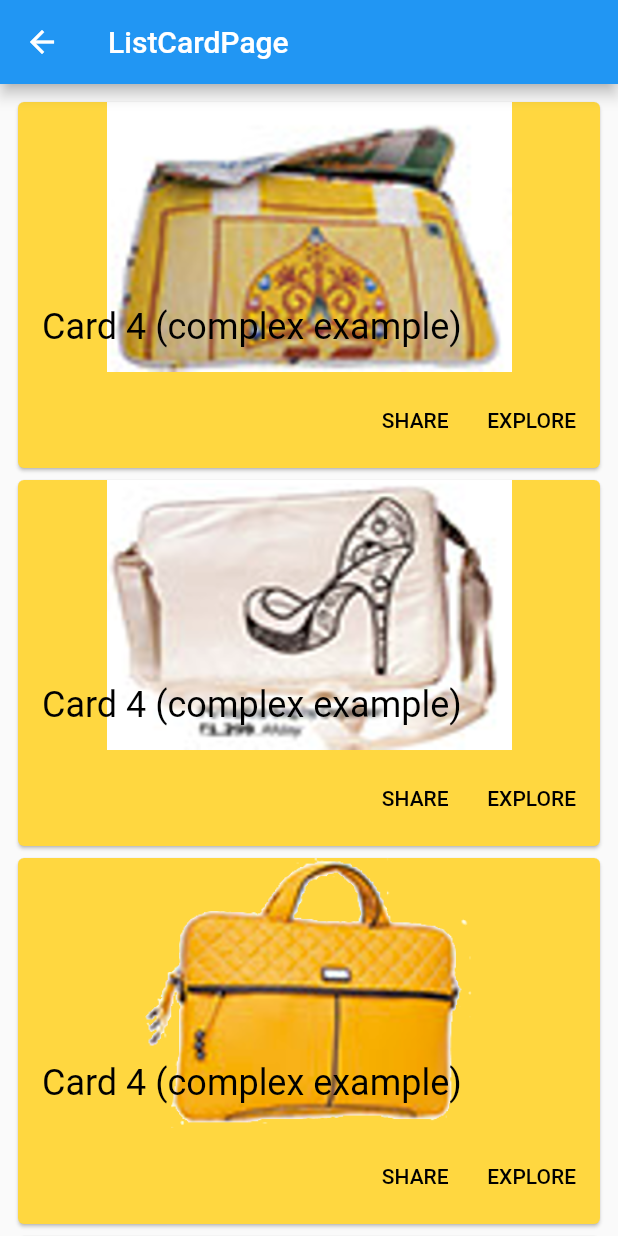
After one commit to drmilde/flutter_app1, a Flutter app: the ListCardPage screen opened directly, on a phone screen of 412 x 824 dp. The commit adds this screen. Run offline on Flutter 3.47's test engine with Material 2 defaults, Android fonts, the phone set to English and light mode, and no system bars; our stand-ins replace contacts_service, permission_handler; generated files the repository leaves out were written again.

Commit message:
ListCardPage und assets

```diff
--- /dev/null
+++ b/lib/pages/ListCardPage.dart
@@ -0,0 +1,165 @@
+import 'package:flutter/material.dart';
+
+class ListCardPage extends StatefulWidget {
+  const ListCardPage({Key key}) : super(key: key);
+
+  @override
+  _ListCardPageState createState() => _ListCardPageState();
+}
+
+class _ListCardPageState extends State<ListCardPage> {
+  @override
+  Widget build(BuildContext context) {
+    return Scaffold(
+      appBar: AppBar(
+        title: Text("ListCardPage"),
+      ),
+      body: ListView(
+        padding: EdgeInsets.all(8.0),
+        children: <Widget>[
+          /*
+          simpleCard(),
+          simpleCard(),
+          simpleCard(),
+          simpleCard(),
+          inkwellCard(),
+          */
+          complexCard(
+            context,
+            'res/images/products/tasche_00.png',
+          ),
+          complexCard(
+            context,
+            'res/images/products/tasche_01.png',
+          ),
+          complexCard(
+            context,
+            'res/images/products/tasche_02.png',
+          ),
+          complexCard(
+            context,
+            'res/images/products/tasche_03.png',
+          ),
+        ],
+      ),
+    );
+  }
+
+  Card simpleCard() {
+    return Card(
+      color: Colors.red,
+      // The elevation determines shade.
+      elevation: 10.0,
+      child: Container(
+        height: 100.0,
+        child: Row(
+          children: <Widget>[
+            Expanded(
+              child: Text('Card 1'),
+            ),
+          ],
+        ),
+      ),
+    );
+  }
+}
+
+Widget roundedCard() {
+  return (Card(
+    color: Colors.blue,
+    shape: RoundedRectangleBorder(
+      borderRadius: BorderRadius.only(
+        topLeft: Radius.circular(30.0),
+        topRight: Radius.elliptical(40.0, 80.0),
+      ),
+    ),
+    child: Container(
+      height: 100.0,
+      child: Row(
+        children: <Widget>[
+          Expanded(
+            child: Text('Card 3 (with custom border radius)'),
+          ),
+        ],
+      ),
+    ),
+  ));
+}
+
+Widget complexCard(context, String imageAssetPath) {
+  return (Card(
+    color: Colors.amberAccent,
+    child: Column(
+      children: <Widget>[
+        SizedBox(
+          height: 180.0,
+          child: Stack(
+            children: <Widget>[
+              Positioned.fill(
+                child: Container(
+                  child: Image.asset(
+                    imageAssetPath,
+                    fit: BoxFit.scaleDown,
+                  ),
+                ),
+              ),
+              Positioned(
+                bottom: 16.0,
+                left: 16.0,
+                right: 16.0,
+                child: FittedBox(
+                  fit: BoxFit.scaleDown,
+                  alignment: Alignment.centerLeft,
+                  child: Text(
+                    'Card 4 (complex example)',
+                    style: Theme.of(context)
+                        .textTheme
+                        .headline
+                        .copyWith(color: Colors.black),
+                  ),
+                ),
+              )
+            ],
+          ),
+        ),
+        ButtonTheme.bar(
+          child: ButtonBar(
+            alignment: MainAxisAlignment.end,
+            children: <Widget>[
+              FlatButton(
+                child: Text('SHARE'),
+                onPressed: () {},
+              ),
+              FlatButton(
+                child: Text('EXPLORE'),
+                onPressed: () {},
+              ),
+            ],
+          ),
+        ),
+      ],
+    ),
+  ));
+}
+
+Widget inkwellCard() {
+  return (Card(
+    color: Colors.green,
+    margin: EdgeInsets.all(20.0),
+    elevation: 0.0,
+    child: Container(
+      height: 100.0,
+      child: InkWell(
+        splashColor: Colors.deepOrange,
+        onTap: () {},
+        child: Row(
+          children: <Widget>[
+            Expanded(
+              child: Text('Card 2 (with Inkwell effect on tap)'),
+            ),
+          ],
+        ),
+      ),
+    ),
+  ));
+}
--- a/lib/widgets/CustomDrawer.dart
+++ b/lib/widgets/CustomDrawer.dart
@@ -5,6 +5,7 @@ import 'package:flutter_app1/pages/BirthdayHeaderPage.dart';
 import 'package:flutter_app1/pages/BottomNavigationBarPage.dart';
 import 'package:flutter_app1/pages/ContactListPage.dart';
 import 'package:flutter_app1/pages/InputPage.dart';
+import 'package:flutter_app1/pages/ListCardPage.dart';
 import 'package:flutter_app1/pages/SliverListPage.dart';
 
 class CustomDrawer extends StatefulWidget {
@@ -95,6 +96,14 @@ class _CustomDrawerState extends State<CustomDrawer> {
               },
             ),
             ListTile(
+              title: Text("ListCardPage"),
+              onTap: () {
+                // open contacts page
+                Navigator.push(context,
+                    MaterialPageRoute(builder: (context) => ListCardPage()));
+              },
+            ),
+            ListTile(
               title: Text("Schliessen"),
               onTap: () {
                 Navigator.pop(context);
```
Also changed, not shown: lib/pages/AnimatedSplashPage.dart (+13 -0 lines), pubspec.yaml (+7 -1 lines), pubspec.lock, res/images/material_design_4.jpg (added), res/images/products/tasche_00.png (added), res/images/products/tasche_01.png (added), res/images/products/tasche_02.png (added), res/images/products/tasche_03.png (added), res/images/products/tasche_04.png (added).
